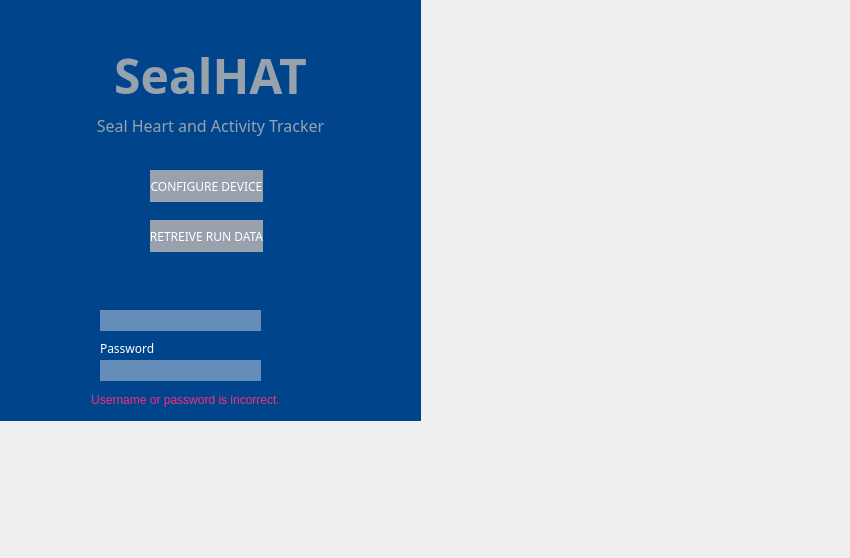
First picture: the form in SealHAT_GUI_App/maindialog.ui, repository SealHAT/GUI_Application, before the edit.
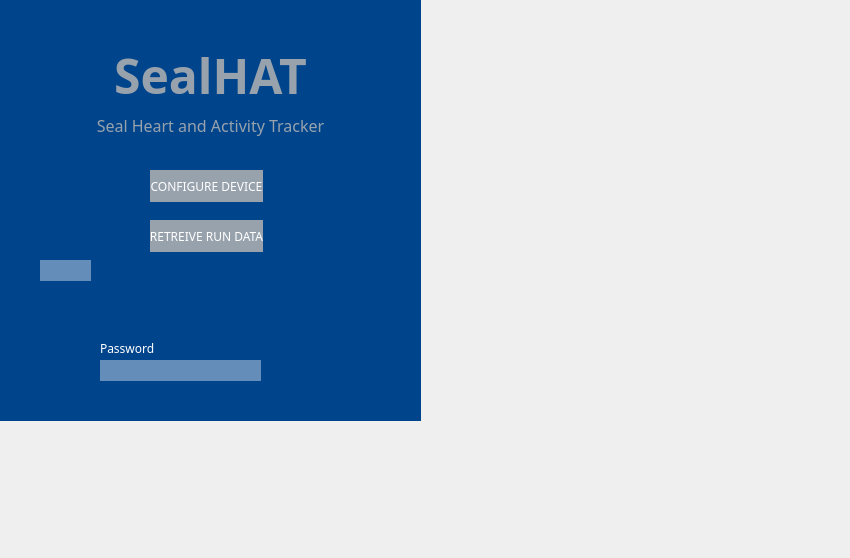
Second picture: the form after the edit. The open tabs and pages were chosen to show the change. Icons and pictures are not drawn.

```diff
--- a/SealHAT_GUI_App/maindialog.ui
+++ b/SealHAT_GUI_App/maindialog.ui
@@ -115,9 +115,9 @@
        </property>
        <property name="geometry">
         <rect>
-         <x>100</x>
-         <y>310</y>
-         <width>161</width>
+         <x>40</x>
+         <y>260</y>
+         <width>51</width>
          <height>21</height>
         </rect>
        </property>
@@ -268,29 +268,6 @@
         <set>Qt::AlignCenter</set>
        </property>
       </widget>
-      <widget class="QLabel" name="loginErrorMessage">
-       <property name="enabled">
-        <bool>false</bool>
-       </property>
-       <property name="geometry">
-        <rect>
-         <x>0</x>
-         <y>390</y>
-         <width>371</width>
-         <height>20</height>
-        </rect>
-       </property>
-       <property name="styleSheet">
-        <string notr="true">color: rgb(248,44,126);
-</string>
-       </property>
-       <property name="text">
-        <string>Username or password is incorrect.</string>
-       </property>
-       <property name="alignment">
-        <set>Qt::AlignCenter</set>
-       </property>
-      </widget>
       <widget class="QLabel" name="label_4">
        <property name="geometry">
         <rect>
```
Left out of the diff: 14 changed lines with no effect on the pictures.
